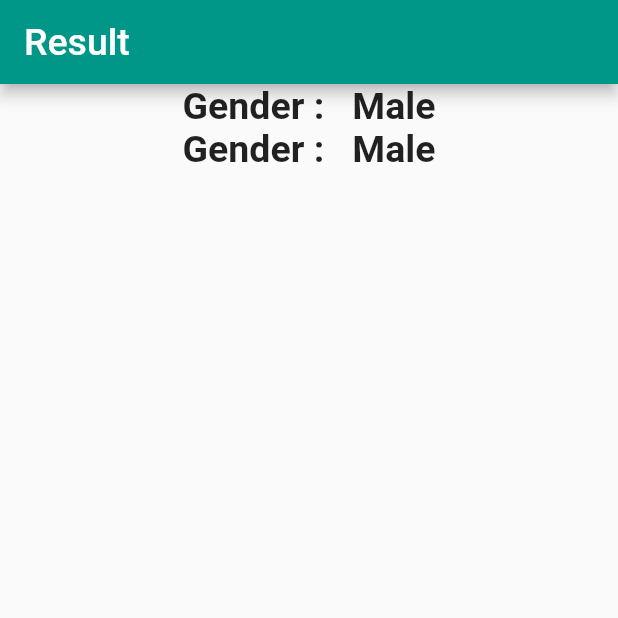
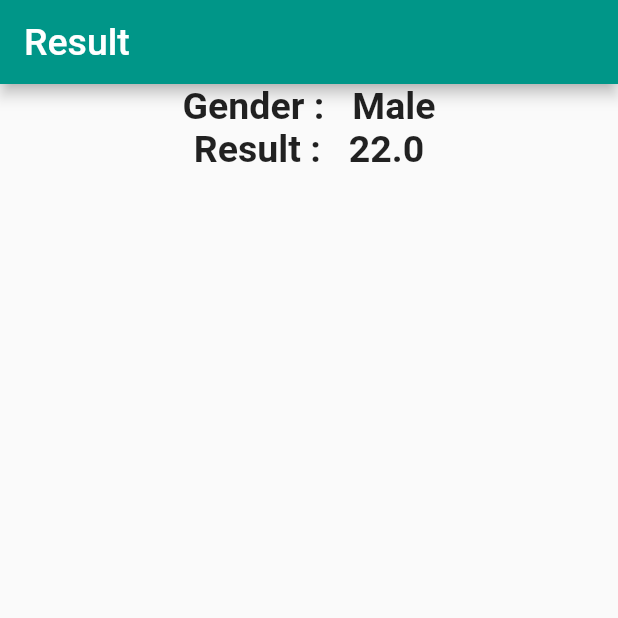
Before and after one commit to Devsaci/bmifoulaihapp, a Flutter app: the screen it shows after launch, on a phone screen of 412 x 824 dp, the top half of it. Run offline on Flutter 3.47's test engine with Material 2 defaults, Android fonts, the phone set to English and light mode, and no system bars.

Commit message:
"Result :   $result",

```diff
--- a/lib/result.dart
+++ b/lib/result.dart
@@ -29,7 +29,7 @@ class Result extends StatelessWidget {
                   ),
                 ),
                 Text(
-                  "Gender :   ${isMale ? 'Male' : 'Female'}",
+                  "Result :   $result",
                   style: const TextStyle(
                     fontSize: 25,
                     fontWeight: FontWeight.bold,
```
